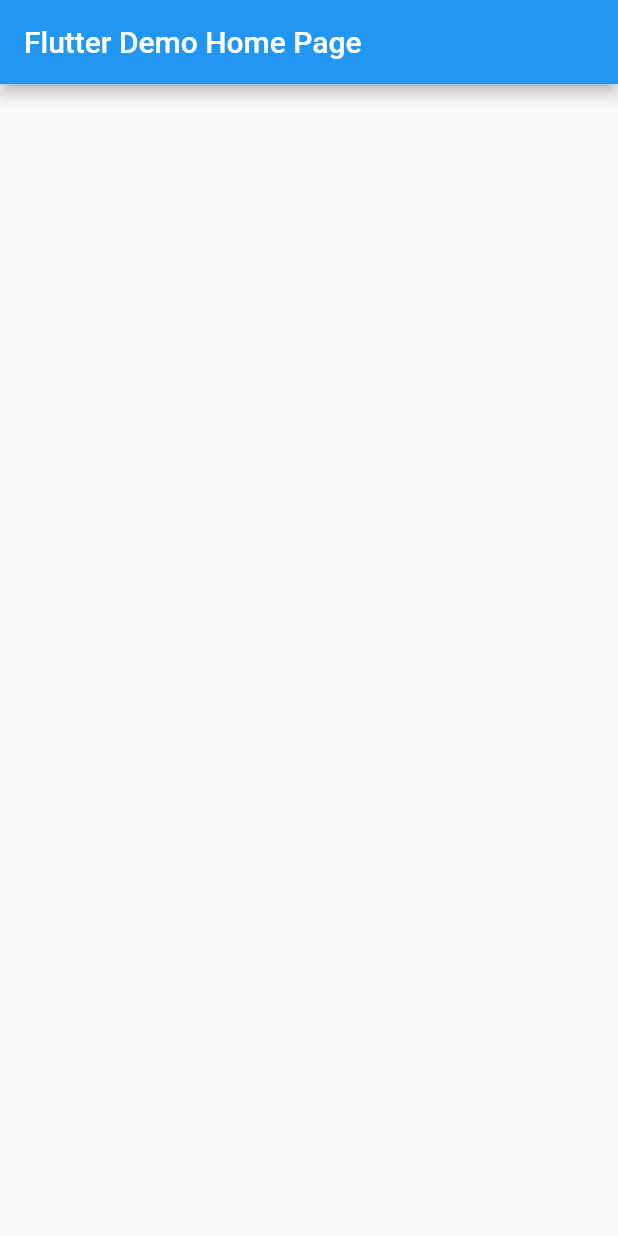
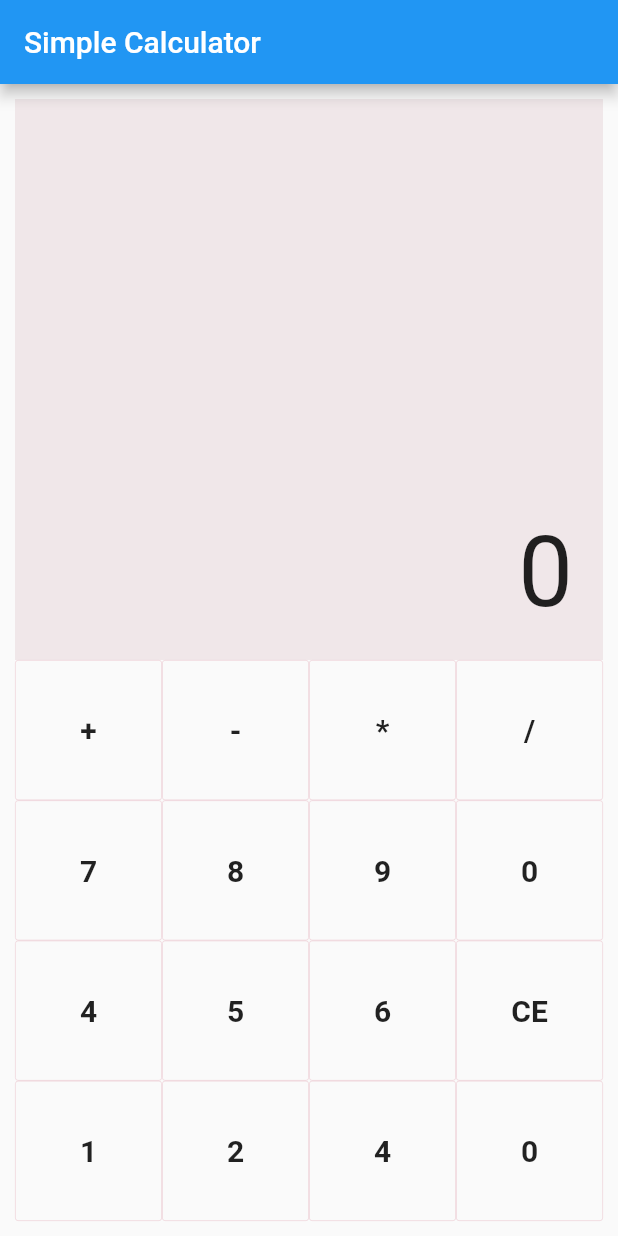
Before and after one commit to kevng1512/simple-arithmetic-calculator-app, a Flutter app: the screen it shows after launch, on a phone screen of 412 x 824 dp. Run offline on Flutter 3.47's test engine with Material 2 defaults, Android fonts, the phone set to English and light mode, and no system bars.

Commit message:
Basic UI needed for the app
Scaling the UI

Styling up the UI

```diff
--- a/lib/main.dart
+++ b/lib/main.dart
@@ -14,7 +14,7 @@ class MyApp extends StatelessWidget {
         primarySwatch: Colors.blue,
         //visualDensity: VisualDensity.adaptivePlatformDensity,
       ),
-      home: MyHomePage(title: 'Flutter Demo Home Page'),
+      home: MyHomePage(title: 'Simple Calculator'),
     );
   }
 }
@@ -30,17 +30,81 @@ class MyHomePage extends StatefulWidget {
 
 class _MyHomePageState extends State<MyHomePage> {
 
+  String displayString = "0";
+
+  Widget createButton(String title) {
+    return Expanded(
+      child: ButtonTheme(
+        height: double.infinity,
+        child: OutlineButton(
+          onPressed: () {},
+          child: Text (
+              title,
+            style: TextStyle(
+              fontSize: 20,
+              fontWeight: FontWeight.bold,
+            ),
+          ),
+          borderSide: BorderSide(
+            color: Color.fromARGB(140, 230, 181, 193),
+            width: 0.5,
+          ),
+          highlightedBorderColor: Colors.black,
+        ),
+      ),
+    );
+  }
+
+  Widget createRow(String name1, String name2, String name3, String name4) {
+    return Expanded(
+      child: Row(
+        children: <Widget>[
+          createButton(name1),
+          createButton(name2),
+          createButton(name3),
+          createButton(name4),
+        ],
+      ),
+    );
+  }
+
   @override
   Widget build(BuildContext context) {
     return Scaffold(
       appBar: AppBar(
         title: Text(widget.title),
       ),
-      body: Center(
+      body: Padding(
+        padding: EdgeInsets.all(10.0),
         child: Column(
-          mainAxisAlignment: MainAxisAlignment.center,
           children: <Widget>[
-
+            Expanded (
+              child: Container(
+                color: Color.fromARGB(100, 224, 202, 207),
+                child: Padding(
+                  padding: const EdgeInsets.all(20.0),
+                  child: Align(
+                    alignment: FractionalOffset.bottomRight,
+                    child: Text(
+                      displayString,
+                      style: TextStyle(
+                        fontSize: 65,
+                      ),
+                    ),
+                  ),
+                ),
+              ),
+            ),
+            Expanded(
+              child: Column(
+                children: <Widget>[
+                  createRow("+", "-", "*", "/"),
+                  createRow("7", "8", "9", "0"),
+                  createRow("4", "5", "6", "CE"),
+                  createRow("1", "2", "4", "0"),
+                ],
+              ),
+            ),
           ],
         ),
       ),
```
